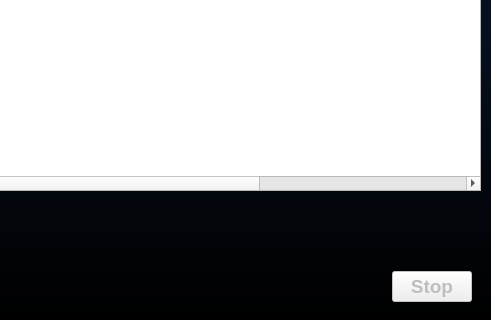
The window that src/ui/MainWindow.ui (bitcap-co/bitcap-ipr) describes before a commit, drawn with Qt 5; both pictures show x 109 to 600 and y 280 to 600 of the 600 by 600 pixel window.
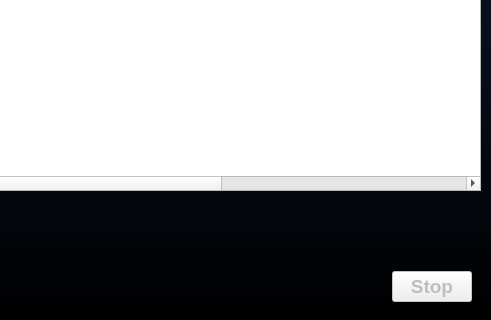
The same window after the commit. The open tabs and pages were chosen to show the change.

```diff
--- a/src/ui/MainWindow.ui
+++ b/src/ui/MainWindow.ui
@@ -156,10 +156,10 @@
           <bool>true</bool>
          </property>
          <property name="columnCount">
-          <number>8</number>
+          <number>9</number>
          </property>
          <attribute name="horizontalHeaderMinimumSectionSize">
-          <number>40</number>
+          <number>15</number>
          </attribute>
          <attribute name="horizontalHeaderDefaultSectionSize">
           <number>105</number>
```
